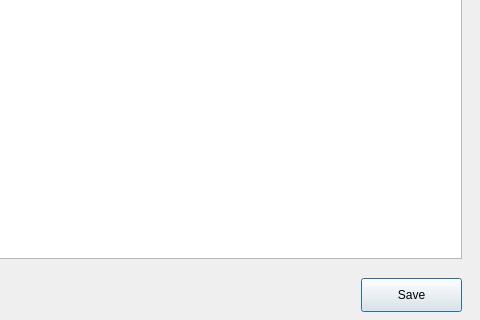
bedi1982/Oficina, file Service_Create_Description.ui: the form before one commit; both pictures show x 189 to 669 and y 82 to 402 of the 669 by 402 pixel window.
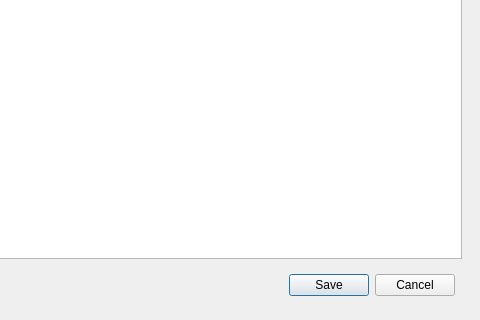
The form after the commit.

Commit message:
Changed the button type on all forms from QPushButton's -> QDialogButtonBox
Removed images from c++ src code and mapped them directly in the form

Improved search results when returning to the main window form from a
modal window

Improved forms, alignment, images, texts

What changed in the file:
```diff
--- a/Service_Create_Description.ui
+++ b/Service_Create_Description.ui
@@ -73,25 +73,6 @@
     <string>Full service description. Max. 1000 chars.</string>
    </property>
   </widget>
-  <widget class="QPushButton" name="btn_Save">
-   <property name="geometry">
-    <rect>
-     <x>550</x>
-     <y>360</y>
-     <width>101</width>
-     <height>34</height>
-    </rect>
-   </property>
-   <property name="sizePolicy">
-    <sizepolicy hsizetype="Fixed" vsizetype="Fixed">
-     <horstretch>0</horstretch>
-     <verstretch>0</verstretch>
-    </sizepolicy>
-   </property>
-   <property name="text">
-    <string>Save</string>
-   </property>
-  </widget>
   <widget class="QLabel" name="lbl_Emoticon">
    <property name="geometry">
     <rect>
@@ -105,6 +86,19 @@
     <string/>
    </property>
   </widget>
+  <widget class="QDialogButtonBox" name="buttonBox">
+   <property name="geometry">
+    <rect>
+     <x>470</x>
+     <y>350</y>
+     <width>174</width>
+     <height>34</height>
+    </rect>
+   </property>
+   <property name="standardButtons">
+    <set>QDialogButtonBox::Cancel|QDialogButtonBox::Save</set>
+   </property>
+  </widget>
  </widget>
  <resources/>
  <connections/>
```
The commit also changes 41 other files.
